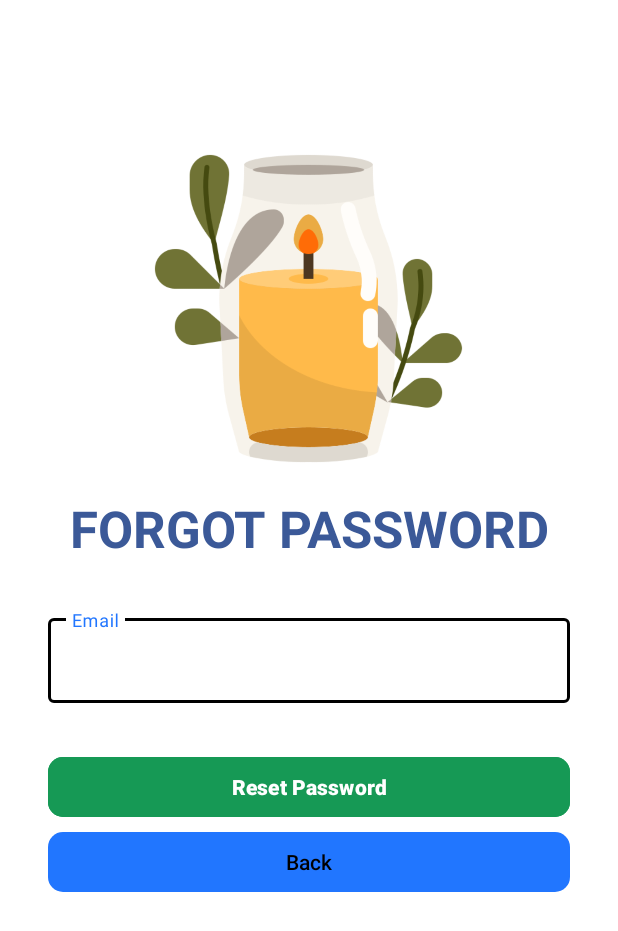
After one commit to flss2502/TeraCandleApp, an Android app: the ForgotPasswordActivity screen opened directly, with no data from a screen before it, on a phone screen of 412 x 824 dp. The commit adds this screen. Shown: the top 931 px of the screen. Run offline under Robolectric (Android 15) with nearby library versions, the phone set to English and light mode, and no system bars; our stand-ins replace Firebase (no records; nobody signed in at launch, a user with empty details on screens opened directly).

Commit message:
forgotpassword

```diff
--- a/app/src/main/AndroidManifest.xml
+++ b/app/src/main/AndroidManifest.xml
@@ -1,32 +1,37 @@
 <?xml version="1.0" encoding="utf-8"?>
 <manifest xmlns:android="http://schemas.android.com/apk/res/android"
     xmlns:tools="http://schemas.android.com/tools">
+
     <uses-permission android:name="android.permission.ACCESS_NETWORK_STATE" />
     <uses-permission android:name="android.permission.INTERNET" />
+
     <application
         android:allowBackup="true"
         android:dataExtractionRules="@xml/data_extraction_rules"
+        android:enableOnBackInvokedCallback="true"
         android:fullBackupContent="@xml/backup_rules"
         android:icon="@mipmap/ic_launcher"
         android:label="@string/app_name"
         android:roundIcon="@mipmap/ic_launcher_round"
         android:supportsRtl="true"
         android:theme="@style/Theme.Shop"
-        android:enableOnBackInvokedCallback="true"
         tools:targetApi="31">
         <activity
+            android:name=".Activity.ForgotPasswordActivity"
+            android:exported="false" />
+        <activity
             android:name=".Activity.SignUpActivity"
-            android:windowSoftInputMode="adjustResize"
-        android:exported="false" />
+            android:exported="false"
+            android:windowSoftInputMode="adjustResize" />
         <activity
             android:name=".Activity.LoginActivity"
-            android:windowSoftInputMode="adjustResize"
-        android:exported="true">
-        <intent-filter>
-            <action android:name="android.intent.action.MAIN" />
+            android:exported="true"
+            android:windowSoftInputMode="adjustResize">
+            <intent-filter>
+                <action android:name="android.intent.action.MAIN" />
 
-            <category android:name="android.intent.category.LAUNCHER" />
-        </intent-filter>
+                <category android:name="android.intent.category.LAUNCHER" />
+            </intent-filter>
         </activity>
         <activity
             android:name=".Activity.DetailActivity"
@@ -37,8 +42,7 @@
         <activity
             android:name=".Activity.MainActivity"
             android:exported="true"
-            android:theme="@style/Theme.Shop">
-        </activity>
+            android:theme="@style/Theme.Shop"></activity>
     </application>
 
 </manifest>
--- /dev/null
+++ b/app/src/main/java/com/group04/shop/Activity/ForgotPasswordActivity.java
@@ -0,0 +1,82 @@
+package com.group04.shop.Activity;
+
+import android.content.Intent;
+import android.os.Bundle;
+import android.text.TextUtils;
+import android.view.View;
+import android.widget.Button;
+import android.widget.EditText;
+import android.widget.ProgressBar;
+import android.widget.Toast;
+
+import androidx.annotation.NonNull;
+import androidx.appcompat.app.AppCompatActivity;
+
+import com.google.android.gms.tasks.OnFailureListener;
+import com.google.android.gms.tasks.OnSuccessListener;
+import com.google.firebase.auth.FirebaseAuth;
+import com.group04.shop.R;
+
+public class ForgotPasswordActivity extends AppCompatActivity {
+    Button btnReset, btnBack;
+    EditText edEmail;
+    ProgressBar progressBar;
+    FirebaseAuth firebaseAuth;
+    String strEmail;
+
+    @Override
+    protected void onCreate(Bundle savedInstanceState) {
+        super.onCreate(savedInstanceState);
+        setContentView(R.layout.forgot_password);
+
+        edEmail = findViewById(R.id.edtForgotPasswordEmail);
+        btnBack = findViewById(R.id.btnForgotPasswordBack);
+        btnReset = findViewById(R.id.btnReset);
+        progressBar = findViewById(R.id.forgetPasswordProgressbar);
+
+        firebaseAuth = FirebaseAuth.getInstance();
+
+        btnReset.setOnClickListener(new View.OnClickListener() {
+            @Override
+            public void onClick(View v) {
+                strEmail = edEmail.getText().toString().trim();
+                if (!TextUtils.isEmpty(strEmail)) {
+                    ResetPassword();
+                } else {
+                    edEmail.setError("Email field can't be empty");
+                }
+            }
+        });
+
+        btnBack.setOnClickListener(new View.OnClickListener() {
+            @Override
+            public void onClick(View v) {
+                Intent intent = new Intent(ForgotPasswordActivity.this, LoginActivity.class);
+                startActivity(intent);
+                finish();
+            }
+        });
+    }
+
+    private void ResetPassword() {
+        progressBar.setVisibility(View.VISIBLE);
+        btnReset.setVisibility(View.INVISIBLE);
+
+        firebaseAuth.sendPasswordResetEmail(strEmail).addOnSuccessListener(new OnSuccessListener<Void>() {
+            @Override
+            public void onSuccess(Void unused) {
+                Toast.makeText(ForgotPasswordActivity.this, "Reset Password email sent", Toast.LENGTH_SHORT).show();
+                Intent intent = new Intent(ForgotPasswordActivity.this, LoginActivity.class);
+                startActivity(intent);
+                finish();
+            }
+        }).addOnFailureListener(new OnFailureListener() {
+            @Override
+            public void onFailure(@NonNull Exception e) {
+                Toast.makeText(ForgotPasswordActivity.this, "Error: " + e.getMessage(), Toast.LENGTH_SHORT).show();
+                progressBar.setVisibility(View.INVISIBLE);
+                btnReset.setVisibility(View.VISIBLE);
+            }
+        });
+    }
+}
--- a/app/src/main/java/com/group04/shop/Activity/LoginActivity.java
+++ b/app/src/main/java/com/group04/shop/Activity/LoginActivity.java
@@ -22,7 +22,7 @@ public class LoginActivity extends AppCompatActivity {
     private EditText emailEditText, passwordEditText;
     private Button btnLogin;
     private FirebaseAuth firebaseAuth;
-    private TextView txtNotAccount;
+    private TextView txtNotAccount,txtForgot;
 
     @Override
     protected void onCreate(Bundle savedInstanceState) {
@@ -37,7 +37,7 @@ public class LoginActivity extends AppCompatActivity {
         passwordEditText = findViewById(R.id.passwordEditText);
         btnLogin = findViewById(R.id.signInButton);
         txtNotAccount = findViewById(R.id.signUpTextView);
-
+        txtForgot = findViewById(R.id.forgotPasswordTextView);
         // Set click listener for login button
         btnLogin.setOnClickListener(new View.OnClickListener() {
             @Override
@@ -45,7 +45,12 @@ public class LoginActivity extends AppCompatActivity {
                 loginUser();
             }
         });
-
+        txtForgot.setOnClickListener(new View.OnClickListener() {
+            @Override
+            public void onClick(View v) {
+                startActivity(new Intent(LoginActivity.this, ForgotPasswordActivity.class));
+            }
+        });
         // Set click listener for "Not registered yet?" text view
         txtNotAccount.setOnClickListener(new View.OnClickListener() {
             @Override
--- /dev/null
+++ b/app/src/main/res/layout/forgot_password.xml
@@ -0,0 +1,106 @@
+<?xml version="1.0" encoding="utf-8"?>
+<ScrollView xmlns:android="http://schemas.android.com/apk/res/android"
+    xmlns:app="http://schemas.android.com/apk/res-auto"
+    xmlns:tools="http://schemas.android.com/tools"
+    android:layout_width="match_parent"
+    android:layout_height="match_parent"
+    android:background="@color/white"
+    android:scrollbars="none"
+    tools:context=".Activity.ForgotPasswordActivity">
+
+    <LinearLayout
+        android:layout_width="match_parent"
+        android:layout_height="wrap_content"
+        android:layout_marginStart="32dp"
+        android:layout_marginEnd="32dp"
+        android:orientation="vertical">
+
+        <ImageView
+            android:layout_width="211dp"
+            android:layout_height="211dp"
+            android:layout_gravity="center_horizontal"
+            android:layout_marginTop="100dp"
+            android:contentDescription="Lock Icon"
+            android:src="@drawable/candle" />
+
+        <TextView
+            android:id="@+id/textView4"
+            android:layout_width="match_parent"
+            android:layout_height="wrap_content"
+            android:layout_marginTop="18dp"
+            android:text="Forgot Password"
+            android:textAlignment="center"
+            android:textAllCaps="true"
+            android:textColor="@color/blue"
+            android:textSize="34sp"
+            android:textStyle="bold" />
+
+
+
+        <com.google.android.material.textfield.TextInputLayout
+            android:id="@+id/txtLayoutEmail"
+            style="@style/Widget.MaterialComponents.TextInputLayout.OutlinedBox"
+            android:layout_width="match_parent"
+            android:layout_height="wrap_content"
+            android:layout_marginTop="32dp"
+            android:hint="Email"
+            android:textColorHint="@color/blue"
+            app:boxStrokeColor="@color/black">
+
+            <com.google.android.material.textfield.TextInputEditText
+                android:id="@+id/edtForgotPasswordEmail"
+                android:layout_width="match_parent"
+                android:layout_height="wrap_content"
+                android:textColor="@color/black"
+                android:inputType="textEmailAddress"
+                android:singleLine="true" />
+
+        </com.google.android.material.textfield.TextInputLayout>
+
+        <FrameLayout
+            android:layout_width="match_parent"
+            android:layout_height="wrap_content"
+            android:layout_marginTop="32dp">
+
+            <ProgressBar
+                android:id="@+id/forgetPasswordProgressbar"
+                android:layout_width="50dp"
+                android:layout_height="50dp"
+                android:layout_gravity="center_horizontal"
+                android:visibility="invisible" />
+
+            <com.google.android.material.button.MaterialButton
+                android:id="@+id/btnReset"
+                android:layout_width="match_parent"
+                android:layout_height="wrap_content"
+                android:backgroundTint="@color/green"
+                android:paddingStart="20dp"
+                android:paddingTop="10dp"
+                android:paddingEnd="20dp"
+                android:paddingBottom="10dp"
+                android:textColor="@color/white"
+                android:textStyle="bold"
+                android:text="Reset Password"
+                app:cornerRadius="10dp"
+                app:iconGravity="textStart" />
+
+        </FrameLayout>
+
+        <com.google.android.material.button.MaterialButton
+            android:id="@+id/btnForgotPasswordBack"
+            android:layout_width="match_parent"
+            android:layout_height="wrap_content"
+            android:paddingStart="20dp"
+            android:paddingTop="10dp"
+            android:paddingEnd="20dp"
+            android:paddingBottom="10dp"
+            android:text="Back"
+            android:textColor="@color/black"
+            app:cornerRadius="10dp"
+            app:iconGravity="textStart"
+            app:iconTint="@color/black" />
+
+
+    </LinearLayout>
+
+</ScrollView>
```
